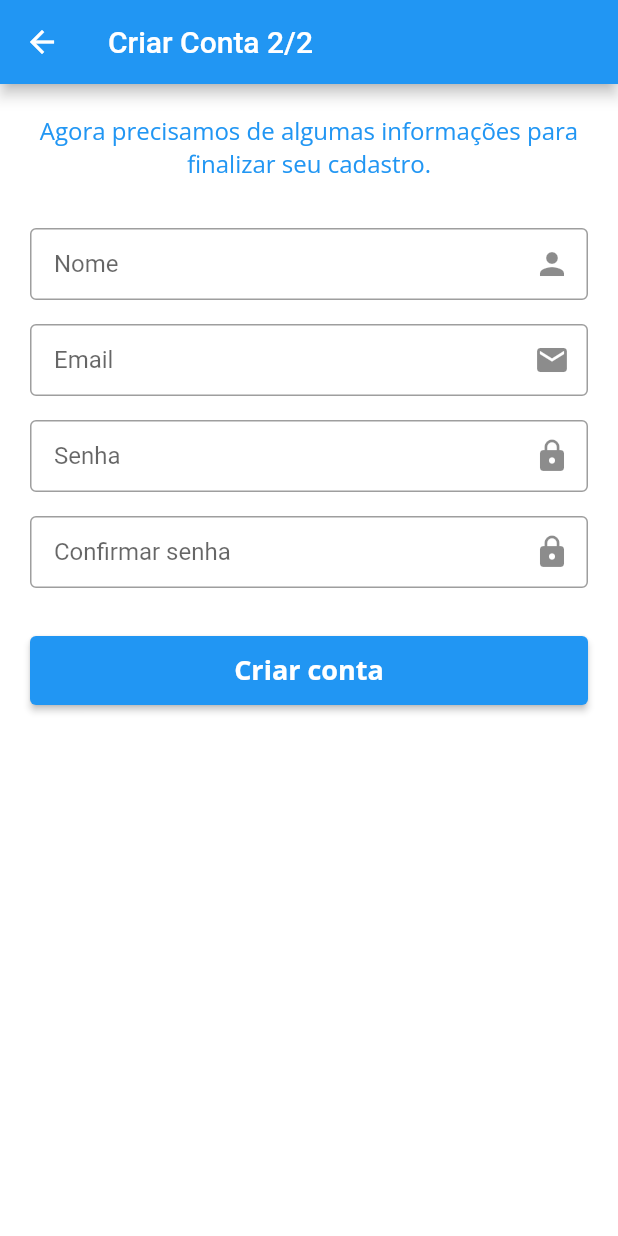
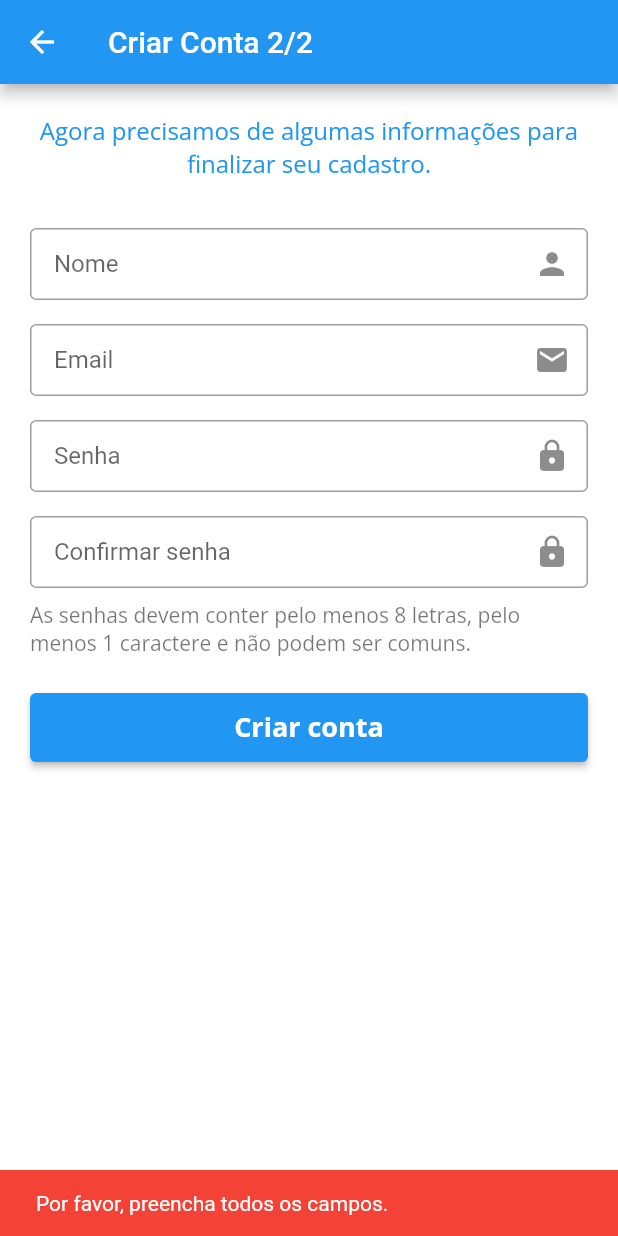
Before and after one commit to JohnAzedo/News, a Flutter app: the RegisterScreen screen opened directly, after a tap on "Criar conta", on a phone screen of 412 x 824 dp. Run offline on Flutter 3.47's test engine with Material 2 defaults, Android fonts, the phone set to English and light mode, and no system bars; our stand-ins replace dio, google_fonts, jiffy, shared_preferences, splashscreen; accounts and stored records are empty; network calls fail.

Commit message:
[client] fix: Handle with errors in register screen

```diff
--- a/client/lib/screens/auth/register.dart
+++ b/client/lib/screens/auth/register.dart
@@ -1,8 +1,10 @@
 import 'package:flutter/material.dart';
 import 'package:google_fonts/google_fonts.dart';
 import 'package:news/components/customTextField.dart';
+import 'package:news/models/token.dart';
 import 'package:news/models/user.dart';
 import 'package:news/repositories/auth.dart';
+import 'package:shared_preferences/shared_preferences.dart';
 
 class RegisterScreen extends StatefulWidget {
   @override
@@ -17,14 +19,54 @@ class _RegisterScreenState extends State<RegisterScreen> {
   final TextEditingController _confirmPasswordController =
       TextEditingController();
 
-  Future<void> _createUser() async {
+  void onPressedButton(BuildContext context) {
+    if (_nameController.text != '' &&
+        _emailController.text != '' &&
+        _passwordController.text != '' &&
+        _confirmPasswordController != '') {
+      if (_passwordController.text == _confirmPasswordController.text) {
+        if (_passwordController.text.length >= 8) {
+          _createUser(context);
+        } else {
+          showWeakPasswordSnackBar(context);
+        }
+      } else {
+        showWrongConfirmPasswordSnackBar(context);
+      }
+    } else {
+      showCheckNullValuesSnackBar(context);
+    }
+  }
+
+  Future<void> _createUser(BuildContext context) async {
     final User user = User(
         name: _nameController.text,
         email: _emailController.text,
         password: _passwordController.text,
         confirmPassword: _passwordController.text);
 
-    return repository.register(user).then((value) => {debugPrint('Here')});
+    return repository
+        .register(user)
+        .then((value) => {
+              _getTokens(
+                  context, User(email: user.email, password: user.password))
+            })
+        .catchError((onError) {
+      showEmailErrorSnackBar(context);
+    });
+  }
+
+  Future<void> _getTokens(BuildContext context, User user) async {
+    return repository.login(user).then((token) {
+      _saveToken(token);
+      navigateToNews(context);
+    }).catchError((onError) {});
+  }
+
+  void _saveToken(Token token) async {
+    SharedPreferences preferences = await SharedPreferences.getInstance();
+    await preferences.setString('token_access', token.access);
+    await preferences.setString('token_refresh', token.refresh);
   }
 
   @override
@@ -33,7 +75,8 @@ class _RegisterScreenState extends State<RegisterScreen> {
       appBar: AppBar(
         title: Text('Criar Conta 2/2'),
       ),
-      body: SafeArea(
+      body: SingleChildScrollView(
+        child: SafeArea(
           child: Padding(
             padding: const EdgeInsets.all(20.0),
             child: Column(
@@ -69,12 +112,22 @@ class _RegisterScreenState extends State<RegisterScreen> {
                   label: 'Confirmar senha',
                   icon: Icon(Icons.lock),
                 ),
-              SizedBox(height: 24),
+                Padding(
+                  padding: const EdgeInsets.fromLTRB(0.0, 0.0, 0.0, 24.0),
+                  child: Text(
+                    'As senhas devem conter pelo menos 8 letras, pelo menos 1 caractere e não podem ser comuns.',
+                    textAlign: TextAlign.left,
+                    style: GoogleFonts.openSans(
+                      color: Colors.black54,
+                      fontSize: 14,
+                    ),
+                  ),
+                ),
                 SizedBox(
                   height: 46,
                   width: Size.infinite.width,
                   child: ElevatedButton(
-                  onPressed: () => _createUser(),
+                    onPressed: () => onPressedButton(context),
                     child: Text(
                       'Criar conta',
                       style: GoogleFonts.openSans(
@@ -89,6 +142,51 @@ class _RegisterScreenState extends State<RegisterScreen> {
             ),
           ),
         ),
+      ),
     );
   }
+
+  void navigateToNews(BuildContext context) {
+    Navigator.of(context).pushNamedAndRemoveUntil('/listNews', (_) => false);
   }
+
+  void showCheckNullValuesSnackBar(BuildContext context) {
+    final snackBar = SnackBar(
+      content: Text('Por favor, preencha todos os campos.'),
+      backgroundColor: Colors.red,
+      duration: Duration(seconds: 2),
+    );
+
+    ScaffoldMessenger.of(context).showSnackBar(snackBar);
+  }
+
+  void showWrongConfirmPasswordSnackBar(BuildContext context) {
+    final snackBar = SnackBar(
+      content: Text('As senhas não coincidem!'),
+      backgroundColor: Colors.red,
+      duration: Duration(seconds: 2),
+    );
+
+    ScaffoldMessenger.of(context).showSnackBar(snackBar);
+  }
+
+  void showEmailErrorSnackBar(BuildContext context) {
+    final snackBar = SnackBar(
+      content: Text('Email ou senha inválidas'),
+      backgroundColor: Colors.red,
+      duration: Duration(seconds: 2),
+    );
+
+    ScaffoldMessenger.of(context).showSnackBar(snackBar);
+  }
+
+  void showWeakPasswordSnackBar(BuildContext context) {
+    final snackBar = SnackBar(
+      content: Text('Senha fraca!'),
+      backgroundColor: Colors.red,
+      duration: Duration(seconds: 2),
+    );
+
+    ScaffoldMessenger.of(context).showSnackBar(snackBar);
+  }
+}
```
Lines whose indentation alone changed are shown as unchanged.
